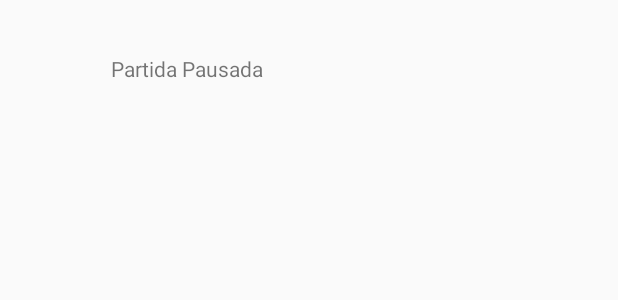
After one commit to davidFernandez99/BetweenOpposites, an Android app: the layout fragment_pausa.xml on its own in the app's theme, with its tools: preview values and no code run, on a phone screen of 412 x 824 dp. The commit adds this screen. Shown: the top 300 px of the screen. Run offline under Robolectric (Android 15) with nearby library versions, the phone set to English and light mode, and no system bars.

Commit message:
Puasa #6

```diff
--- a/app/src/main/AndroidManifest.xml
+++ b/app/src/main/AndroidManifest.xml
@@ -26,6 +26,10 @@
                 <category android:name="android.intent.category.LAUNCHER"/>
             </intent-filter>
         </activity>
+        <fragment
+                android:name=".PausaFragment"
+                android:screenOrientation="landscape">
+        </fragment>
     </application>
 
 </manifest>
--- a/app/src/main/res/layout/activity_un_jugador.xml
+++ b/app/src/main/res/layout/activity_un_jugador.xml
@@ -32,4 +32,10 @@
             android:layout_marginBottom="208dp" app:layout_constraintEnd_toEndOf="parent"
             android:contentDescription="@string/pausa" app:layout_constraintHorizontal_bias="0.384"
             app:layout_constraintVertical_bias="0.112"/>
+    <fragment
+            android:layout_width="wrap_content"
+            android:layout_height="wrap_content" android:name="grup05.pis2018.ub.edu.betweenopposites.PausaFragment"
+            app:layout_constraintTop_toTopOf="parent" app:layout_constraintStart_toStartOf="parent"
+            app:layout_constraintBottom_toBottomOf="parent" app:layout_constraintEnd_toEndOf="parent"
+            android:id="@+id/fragmentPausa"/>
 </android.support.constraint.ConstraintLayout>
--- /dev/null
+++ b/app/src/main/res/layout/fragment_pausa.xml
@@ -0,0 +1,19 @@
+<?xml version="1.0" encoding="utf-8"?>
+<android.support.constraint.ConstraintLayout xmlns:android="http://schemas.android.com/apk/res/android"
+                                             xmlns:app="http://schemas.android.com/apk/res-auto"
+                                             xmlns:tools="http://schemas.android.com/tools"
+                                             tools:context=".PausaFragment" android:id="@+id/constraitLayout"
+                                             android:layout_width="250dp" android:layout_height="150dp"
+                                             android:visibility="visible">
+
+    <!-- TODO: Update blank fragment layout -->
+    <TextView
+            android:text="Partida Pausada"
+            android:layout_width="wrap_content"
+            android:layout_height="wrap_content" android:id="@+id/infoPausa"
+            app:layout_constraintEnd_toEndOf="parent"
+            app:layout_constraintStart_toStartOf="parent" app:layout_constraintTop_toTopOf="parent"
+            android:layout_marginTop="36dp" app:layout_constraintBottom_toBottomOf="parent"
+            android:layout_marginBottom="95dp"/>
+
+</android.support.constraint.ConstraintLayout>
--- a/app/src/main/res/values/strings.xml
+++ b/app/src/main/res/values/strings.xml
@@ -10,4 +10,7 @@
     <string name="mor">Morir</string>
     <string name="ganar">Ganar</string>
     <string name="pausa">Pausa</string>
+
+    <!-- TODO: Remove or change this placeholder text -->
+    <string name="hello_blank_fragment">Hello blank fragment</string>
 </resources>
```
Also changed, not shown: app/src/main/java/grup05/pis2018/ub/edu/betweenopposites/PausaFragment.kt (added, +102 -0 lines).
